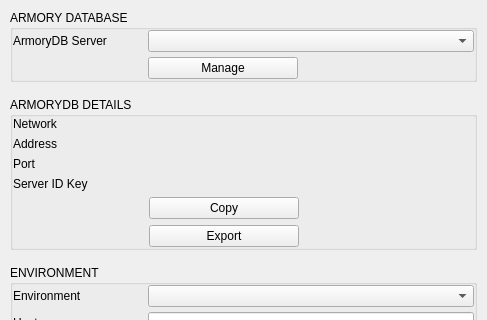
Qt form BlockSettleUILib/Settings/NetworkSettingsPage.ui (BlockSettle/terminal) before a commit; both pictures show x 0 to 487 and y 0 to 320 of the 487 by 551 pixel window.
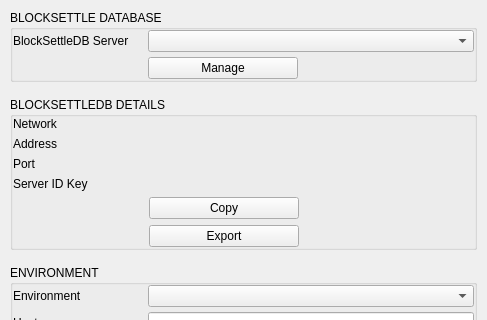
The same form after that commit.

Commit message: Change Armory label to Blocksettle

Patch:
```diff
--- a/BlockSettleUILib/Settings/NetworkSettingsPage.ui
+++ b/BlockSettleUILib/Settings/NetworkSettingsPage.ui
@@ -38,7 +38,7 @@
       </size>
      </property>
      <property name="title">
-      <string>ARMORY DATABASE</string>
+      <string>BLOCKSETTLE DATABASE</string>
      </property>
      <layout class="QVBoxLayout" name="verticalLayout_6">
       <property name="spacing">
@@ -101,7 +101,7 @@
             </size>
            </property>
            <property name="text">
-            <string>ArmoryDB Server</string>
+            <string>BlockSettleDB Server</string>
            </property>
            <property name="wordWrap">
             <bool>true</bool>
@@ -207,7 +207,7 @@
       </size>
      </property>
      <property name="title">
-      <string>ARMORYDB DETAILS</string>
+      <string>BLOCKSETTLEDB DETAILS</string>
      </property>
      <layout class="QVBoxLayout" name="verticalLayout_4">
       <property name="spacing">
```
The commit also changes 8 other files.
